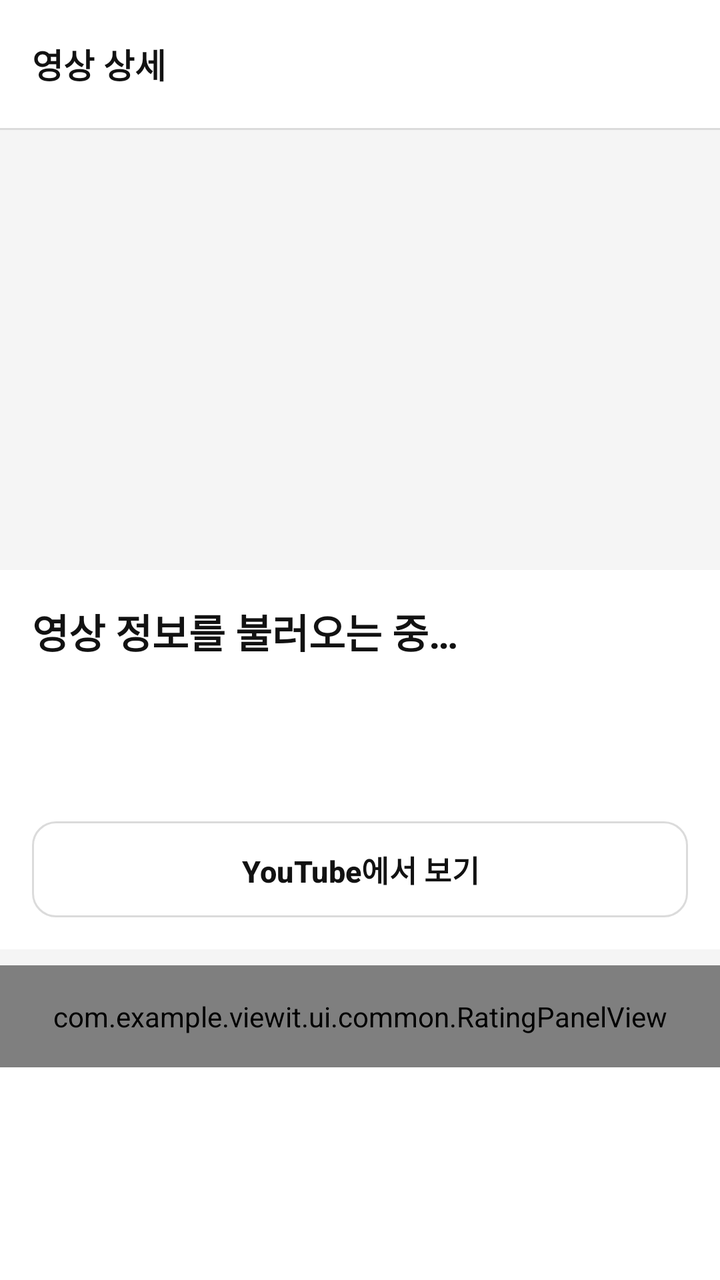
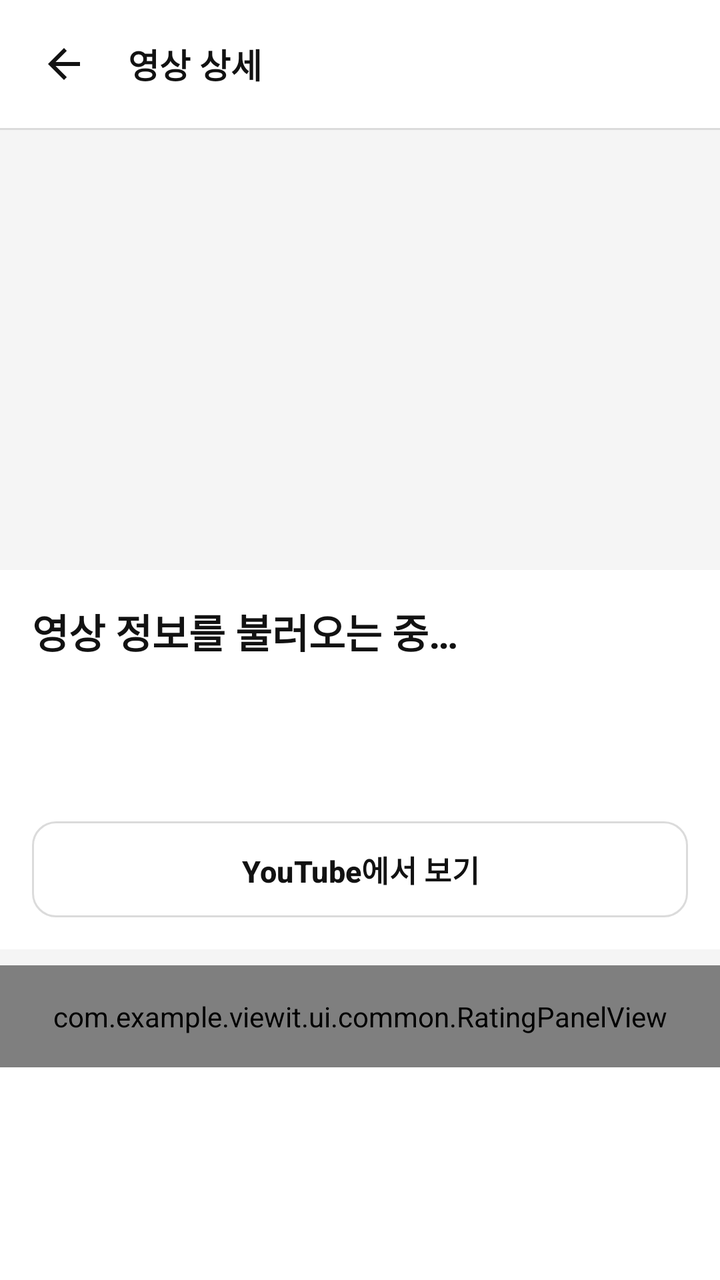

An Android layout rendered at two revisions. The XML below is the earlier revision; the diff shows what the commit changed to produce the second picture.
<!-- AndroidManifest.xml: application theme Theme.Viewit -->
<!-- res/layout/activity_video_detail.xml -->
<?xml version="1.0" encoding="utf-8"?>
<LinearLayout xmlns:android="http://schemas.android.com/apk/res/android"
    xmlns:tools="http://schemas.android.com/tools"
    android:id="@+id/main"
    android:layout_width="match_parent"
    android:layout_height="match_parent"
    android:background="@color/bg_surface"
    android:focusable="true"
    android:focusableInTouchMode="true"
    android:orientation="vertical"
    tools:context=".VideoDetailActivity">

    <TextView
        android:id="@+id/video_detail_title"
        android:layout_width="match_parent"
        android:layout_height="@dimen/app_bar_height"
        android:gravity="center_vertical"
        android:paddingHorizontal="@dimen/screen_padding"
        android:text="@string/video_detail_title"
        android:textAppearance="@style/TextAppearance.Viewit.Section" />

    <View
        android:layout_width="match_parent"
        android:layout_height="@dimen/divider"
        android:background="@color/border_default" />

    <androidx.core.widget.NestedScrollView
        android:id="@+id/video_detail_scroll"
        android:layout_width="match_parent"
        android:layout_height="0dp"
        android:layout_weight="1"
        android:fillViewport="true">

        <LinearLayout
            android:layout_width="match_parent"
            android:layout_height="wrap_content"
            android:orientation="vertical">

            <ImageView
                android:id="@+id/video_thumbnail"
                android:layout_width="match_parent"
                android:layout_height="220dp"
                android:background="@color/action_soft"
                android:contentDescription="@string/video_detail_thumbnail"
                android:scaleType="centerCrop" />

            <LinearLayout
                android:layout_width="match_parent"
                android:layout_height="wrap_content"
                android:orientation="vertical"
                android:padding="@dimen/screen_padding">

                <TextView
                    android:id="@+id/video_title"
                    android:layout_width="match_parent"
                    android:layout_height="wrap_content"
                    android:text="@string/video_detail_loading"
                    android:textAppearance="@style/TextAppearance.Viewit.Heading" />

                <TextView
                    android:id="@+id/video_channel"
                    android:layout_width="match_parent"
                    android:layout_height="wrap_content"
                    android:layout_marginTop="@dimen/space_s"
                    android:textAppearance="@style/TextAppearance.Viewit.Body.Secondary" />

                <TextView
                    android:id="@+id/video_id"
                    android:layout_width="match_parent"
                    android:layout_height="wrap_content"
                    android:layout_marginTop="@dimen/space_s"
                    android:textAppearance="@style/TextAppearance.Viewit.Caption" />

                <TextView
                    android:id="@+id/video_category"
                    android:layout_width="match_parent"
                    android:layout_height="wrap_content"
                    android:layout_marginTop="@dimen/space_xs"
                    android:textAppearance="@style/TextAppearance.Viewit.Caption" />

                <Button
                    android:id="@+id/video_open_youtube"
                    style="@style/Widget.Viewit.Button.Secondary"
                    android:layout_width="match_parent"
                    android:layout_height="wrap_content"
                    android:layout_marginTop="@dimen/space_m"
                    android:text="@string/video_detail_open_youtube" />
            </LinearLayout>

            <View
                android:layout_width="match_parent"
                android:layout_height="@dimen/space_s"
                android:background="@color/action_soft" />

            <com.example.viewit.ui.common.RatingPanelView
                android:id="@+id/rating_panel"
                android:layout_width="match_parent"
                android:layout_height="wrap_content"
                android:padding="@dimen/screen_padding" />
        </LinearLayout>
    </androidx.core.widget.NestedScrollView>
</LinearLayout>
<!-- resources referenced by this layout -->
<resources>
  <color name="action_soft">#FFF5F5F5</color>
  <color name="bg_surface">#FFFFFFFF</color>
  <color name="border_default">#FFDBDBDB</color>
  <dimen name="app_bar_height">64dp</dimen>
  <dimen name="divider">1dp</dimen>
  <dimen name="screen_padding">16dp</dimen>
  <dimen name="space_m">12dp</dimen>
  <dimen name="space_s">8dp</dimen>
  <dimen name="space_xs">4dp</dimen>
  <string name="video_detail_loading">영상 정보를 불러오는 중…</string>
  <string name="video_detail_open_youtube">YouTube에서 보기</string>
  <string name="video_detail_thumbnail">평가할 영상 썸네일</string>
  <string name="video_detail_title">영상 상세</string>
  <style name="TextAppearance.Viewit.Body.Secondary">
          <item name="android:textColor">@color/text_secondary</item>
      </style>
  <style name="TextAppearance.Viewit.Caption" parent="TextAppearance.Material3.LabelSmall">
          <item name="android:textSize">11sp</item>
          <item name="android:lineHeight" tools:targetApi="28">16sp</item>
          <item name="android:textStyle">normal</item>
          <item name="android:textColor">@color/text_secondary</item>
      </style>
  <style name="TextAppearance.Viewit.Heading" parent="TextAppearance.Material3.TitleLarge">
          <item name="android:textSize">20sp</item>
          <item name="android:lineHeight" tools:targetApi="28">28sp</item>
          <item name="android:textStyle">bold</item>
          <item name="android:textColor">@color/text_primary</item>
      </style>
  <style name="TextAppearance.Viewit.Section" parent="TextAppearance.Viewit.Heading">
          <item name="android:textSize">17sp</item>
          <item name="android:lineHeight" tools:targetApi="28">24sp</item>
      </style>
  <style name="Widget.Viewit.Button.Secondary" parent="Widget.Material3.Button.OutlinedButton">
          <item name="android:minHeight">@dimen/button_height</item>
          <item name="android:insetTop">0dp</item>
          <item name="android:insetBottom">0dp</item>
          <item name="backgroundTint">@color/bg_surface</item>
          <item name="android:textColor">@color/text_primary</item>
          <item name="strokeColor">@color/border_default</item>
          <item name="strokeWidth">1dp</item>
          <item name="cornerRadius">@dimen/radius_m</item>
          <item name="android:textAppearance">@style/TextAppearance.Viewit.Button</item>
      </style>
  <style name="Theme.Viewit" parent="Base.Theme.Viewit" />
  <color name="text_secondary">#FF737373</color>
  <color name="text_primary">#FF121212</color>
  <dimen name="button_height">48dp</dimen>
  <dimen name="radius_m">12dp</dimen>
  <style name="TextAppearance.Viewit.Button" parent="TextAppearance.Material3.LabelLarge">
          <item name="android:textSize">15sp</item>
          <item name="android:textStyle">bold</item>
      </style>
  <color name="action_primary">#FF111111</color>
  <color name="positive">#FFFF4F3D</color>
  <color name="negative">#FFFF3040</color>
  <style name="Widget.Viewit.Button.Primary" parent="Widget.Material3.Button">
          <item name="android:minHeight">@dimen/button_height</item>
          <item name="android:insetTop">0dp</item>
          <item name="android:insetBottom">0dp</item>
          <item name="backgroundTint">@color/button_primary_bg</item>
          <item name="android:textColor">@color/button_primary_text</item>
          <item name="cornerRadius">@dimen/radius_m</item>
          <item name="android:textAppearance">@style/TextAppearance.Viewit.Button</item>
      </style>
  <!-- unchanged entries left out for length: 1 -->
</resources>

<!-- the commit's change to res/layout/activity_video_detail.xml (unified diff, before → after) -->
@@ -10,14 +10,29 @@
     android:orientation="vertical"
     tools:context=".VideoDetailActivity">
 
-    <TextView
-        android:id="@+id/video_detail_title"
+    <LinearLayout
         android:layout_width="match_parent"
         android:layout_height="@dimen/app_bar_height"
         android:gravity="center_vertical"
-        android:paddingHorizontal="@dimen/screen_padding"
-        android:text="@string/video_detail_title"
-        android:textAppearance="@style/TextAppearance.Viewit.Section" />
+        android:orientation="horizontal"
+        android:paddingHorizontal="@dimen/space_s">
+
+        <include
+            android:id="@+id/video_back"
+            layout="@layout/view_back_button"
+            android:layout_width="@dimen/button_height"
+            android:layout_height="@dimen/button_height" />
+
+        <TextView
+            android:id="@+id/video_detail_title"
+            android:layout_width="0dp"
+            android:layout_height="match_parent"
+            android:layout_weight="1"
+            android:gravity="center_vertical"
+            android:paddingHorizontal="@dimen/space_s"
+            android:text="@string/video_detail_title"
+            android:textAppearance="@style/TextAppearance.Viewit.Section" />
+    </LinearLayout>
 
     <View
         android:layout_width="match_parent"
@@ -100,3 +115,15 @@
         </LinearLayout>
     </androidx.core.widget.NestedScrollView>
 </LinearLayout>
+<!-- res/layout/view_back_button.xml (included above) -->
+<?xml version="1.0" encoding="utf-8"?>
+<ImageButton xmlns:android="http://schemas.android.com/apk/res/android"
+    xmlns:app="http://schemas.android.com/apk/res-auto"
+    android:id="@+id/back_button"
+    android:layout_width="@dimen/button_height"
+    android:layout_height="@dimen/button_height"
+    android:background="?attr/selectableItemBackgroundBorderless"
+    android:contentDescription="@string/navigate_back"
+    android:padding="@dimen/space_m"
+    android:src="?attr/homeAsUpIndicator"
+    app:tint="@color/text_primary" />
<!-- resource entries referenced after the edit -->
@@ -9,6 +9,7 @@
   <dimen name="space_m">12dp</dimen>
   <dimen name="space_s">8dp</dimen>
   <dimen name="space_xs">4dp</dimen>
+  <string name="navigate_back">뒤로가기</string>
   <string name="video_detail_loading">영상 정보를 불러오는 중…</string>
   <string name="video_detail_open_youtube">YouTube에서 보기</string>
   <string name="video_detail_thumbnail">평가할 영상 썸네일</string>
